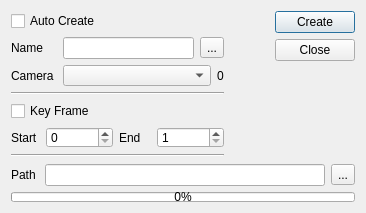
Qt form ui/form.ui (iceanimations/shot_subm_use_multishot) before a commit.
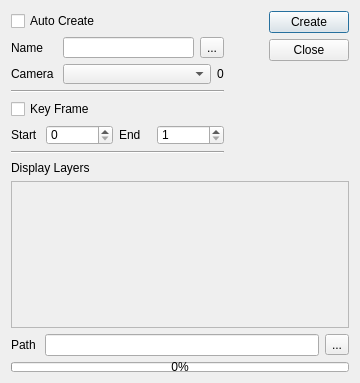
The same form after that commit.

Commit message: DisplayLayer selection feature added

```diff
--- a/ui/form.ui
+++ b/ui/form.ui
@@ -6,8 +6,8 @@
    <rect>
     <x>0</x>
     <y>0</y>
-    <width>366</width>
-    <height>213</height>
+    <width>360</width>
+    <height>383</height>
    </rect>
   </property>
   <property name="sizePolicy">
@@ -19,7 +19,7 @@
   <property name="minimumSize">
    <size>
     <width>331</width>
-    <height>174</height>
+    <height>323</height>
    </size>
   </property>
   <property name="maximumSize">
@@ -36,7 +36,23 @@
   </property>
   <layout class="QVBoxLayout" name="verticalLayout_3">
    <item>
-    <layout class="QHBoxLayout" name="horizontalLayout_5">
+    <widget class="QWidget" name="widget" native="true">
+     <property name="minimumSize">
+      <size>
+       <width>0</width>
+       <height>144</height>
+      </size>
+     </property>
+     <property name="maximumSize">
+      <size>
+       <width>16777215</width>
+       <height>144</height>
+      </size>
+     </property>
+     <layout class="QHBoxLayout" name="horizontalLayout_4">
+      <property name="margin">
+       <number>0</number>
+      </property>
      <item>
       <layout class="QVBoxLayout" name="verticalLayout">
        <item>
@@ -126,7 +142,7 @@
         </widget>
        </item>
        <item>
-        <layout class="QHBoxLayout" name="horizontalLayout_4">
+         <layout class="QHBoxLayout" name="horizontalLayout_5">
          <item>
           <widget class="QLabel" name="label_4">
            <property name="text">
@@ -203,7 +219,7 @@
        </property>
        <property name="sizeHint" stdset="0">
         <size>
-         <width>40</width>
+          <width>58</width>
          <height>20</height>
         </size>
        </property>
@@ -244,6 +260,63 @@
       </layout>
      </item>
     </layout>
+    </widget>
+   </item>
+   <item>
+    <widget class="QLabel" name="label_6">
+     <property name="text">
+      <string>Display Layers</string>
+     </property>
+    </widget>
+   </item>
+   <item>
+    <widget class="QScrollArea" name="scrollArea">
+     <property name="widgetResizable">
+      <bool>true</bool>
+     </property>
+     <widget class="QWidget" name="scrollAreaWidgetContents">
+      <property name="geometry">
+       <rect>
+        <x>0</x>
+        <y>0</y>
+        <width>340</width>
+        <height>150</height>
+       </rect>
+      </property>
+      <layout class="QVBoxLayout" name="verticalLayout_4">
+       <property name="spacing">
+        <number>0</number>
+       </property>
+       <property name="margin">
+        <number>9</number>
+       </property>
+       <item>
+        <layout class="QVBoxLayout" name="layerLayout">
+         <property name="spacing">
+          <number>9</number>
+         </property>
+        </layout>
+       </item>
+       <item>
+        <layout class="QVBoxLayout" name="verticalLayout_5">
+         <item>
+          <spacer name="verticalSpacer_2">
+           <property name="orientation">
+            <enum>Qt::Vertical</enum>
+           </property>
+           <property name="sizeHint" stdset="0">
+            <size>
+             <width>20</width>
+             <height>40</height>
+            </size>
+           </property>
+          </spacer>
+         </item>
+        </layout>
+       </item>
+      </layout>
+     </widget>
+    </widget>
    </item>
    <item>
     <layout class="QHBoxLayout" name="horizontalLayout_3">
```
Left out of the diff: 167 changed lines with no effect on the pictures. Lines whose indentation alone changed are shown as unchanged. The commit also changes 6 other files.
